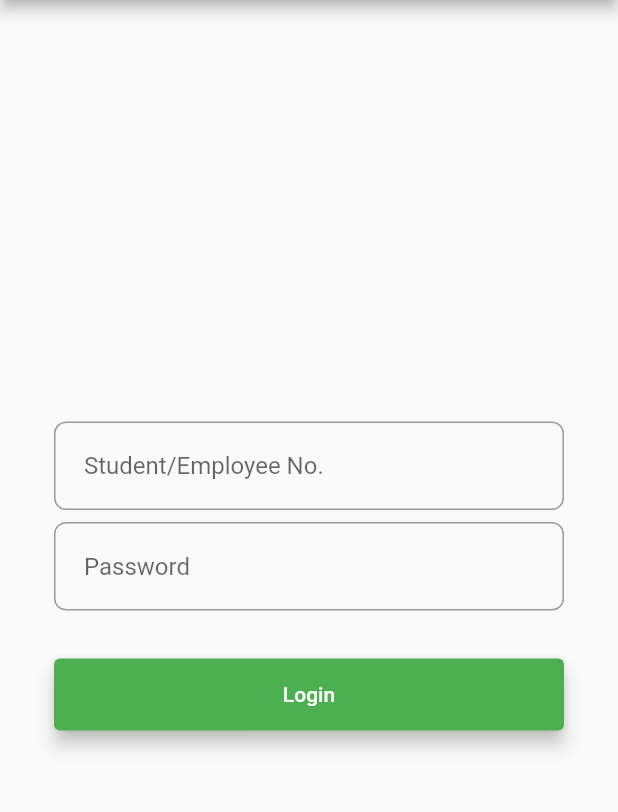
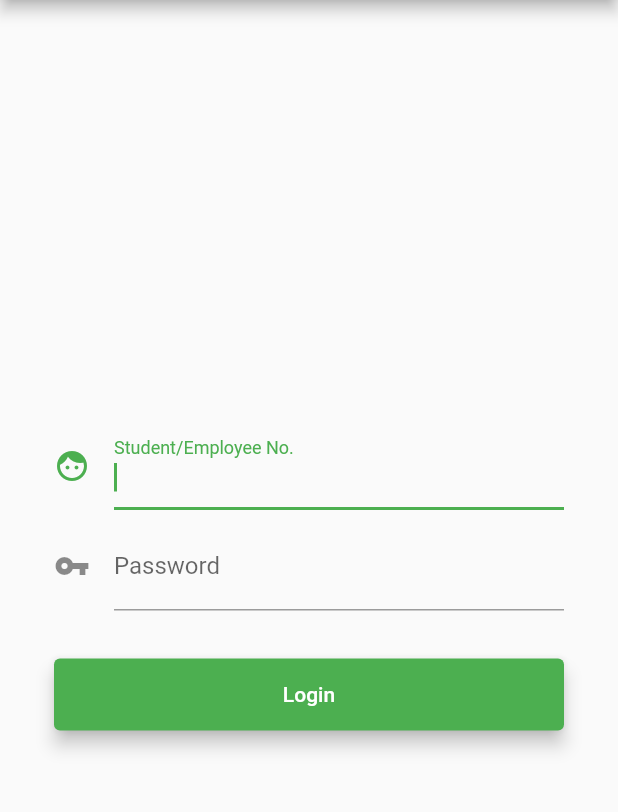
Before and after one commit to mangelosalvio/ece1920-parking-reservation-system, a Flutter app: the screen it shows after launch, on a phone screen of 412 x 824 dp, the part 84-896 px from its top. Run offline on Flutter 3.47's test engine with Material 2 defaults, Android fonts, the phone set to English and light mode, and no system bars; our stand-ins replace qr_flutter, shared_preferences, timezone; missing offline and left inert: adhara_socket_io.

Commit message:
add update password

```diff
--- a/lib/main.dart
+++ b/lib/main.dart
@@ -59,6 +59,12 @@ class _MyHomePageState extends State<MyHomePage> {
   String idNo;
   String password;
 
+  FocusNode idNumberInput = FocusNode();
+  FocusNode passwordInput = FocusNode();
+
+  TextEditingController idNumberFieldController = TextEditingController();
+  TextEditingController passwordFieldController = TextEditingController();
+
   @override
   void initState() {
     // TODO: implement initState
@@ -109,20 +115,34 @@ class _MyHomePageState extends State<MyHomePage> {
 
   @override
   Widget build(BuildContext context) {
-    final idNumberFieldController = TextEditingController();
-    final passwordFieldController = TextEditingController();
-
-    final idNumberField = TextField(
+    final idNumberField = TextFormField(
+        autofocus: true,
+        focusNode: idNumberInput,
         textInputAction: TextInputAction.next,
         controller: idNumberFieldController,
         obscureText: false,
+        onFieldSubmitted: (term) {
+          idNumberInput.unfocus();
+          FocusScope.of(context).requestFocus(passwordInput);
+        },
         decoration: InputDecoration(
-          contentPadding: EdgeInsets.all(20.0),
-          hintText: "Student/Employee No.",
-          border: OutlineInputBorder(borderRadius: BorderRadius.circular(8.0))),
+            labelText: "Student/Employee No.", icon: Icon(Icons.face)));
+
+    final passwordField = TextFormField(
+      focusNode: passwordInput,
+      textInputAction: TextInputAction.done,
+      onFieldSubmitted: (term) {
+        login(
+            idNo: idNumberFieldController.text,
+            password: passwordFieldController.text);
+      },
+      obscureText: true,
+      controller: passwordFieldController,
+      decoration:
+          InputDecoration(labelText: "Password", icon: Icon(Icons.vpn_key)),
     );
 
-    final passwordField = TextField(
+    /*final passwordField = TextField(
       textInputAction: TextInputAction.done,
       obscureText: true,
       controller: passwordFieldController,
@@ -130,7 +150,7 @@ class _MyHomePageState extends State<MyHomePage> {
           contentPadding: EdgeInsets.all(20.0),
           hintText: "Password",
           border: OutlineInputBorder(borderRadius: BorderRadius.circular(8.0))),
-    );
+    );*/
 
     final loginButton = Material(
       elevation: 5.0,
@@ -180,6 +200,7 @@ class _MyHomePageState extends State<MyHomePage> {
         body: Center(
           // Center is a layout widget. It takes a single child and positions it
           // in the middle of the parent.
+          child: SingleChildScrollView(
             child: Container(
               child: Padding(
                 padding: EdgeInsets.all(36.0),
@@ -200,6 +221,7 @@ class _MyHomePageState extends State<MyHomePage> {
                 ),
               ),
             ),
+          ),
         ));
   }
 }
```
Also changed, not shown: lib/profile.dart (+11 -2 lines), lib/update_password.dart (added, +157 -0 lines), 2 other files. Lines whose indentation alone changed are shown as unchanged.
